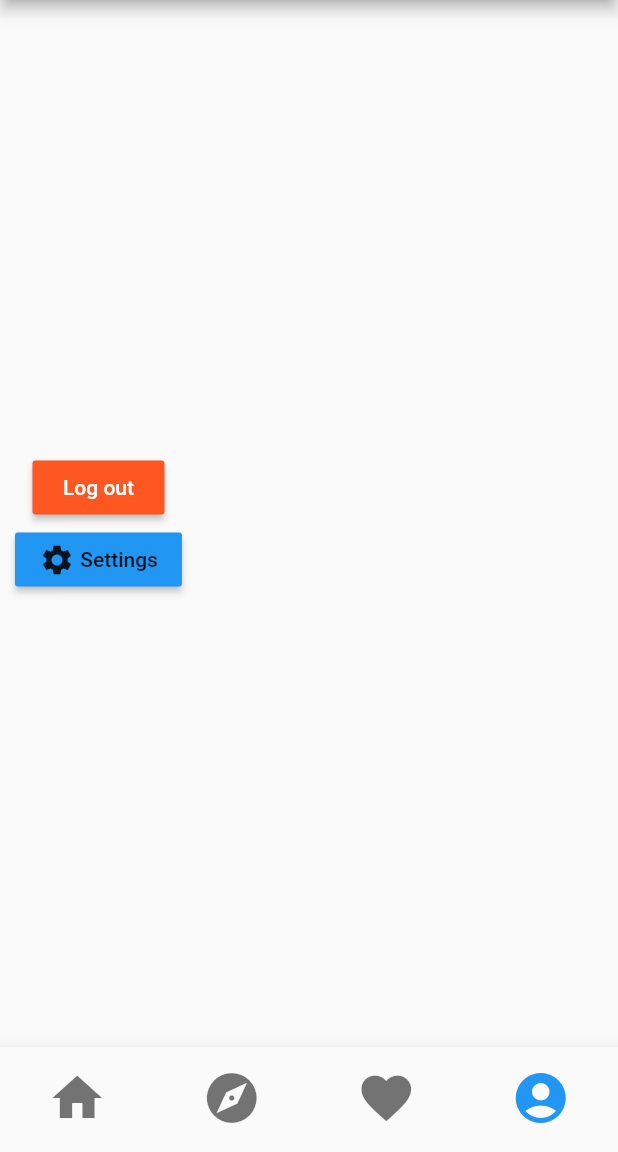
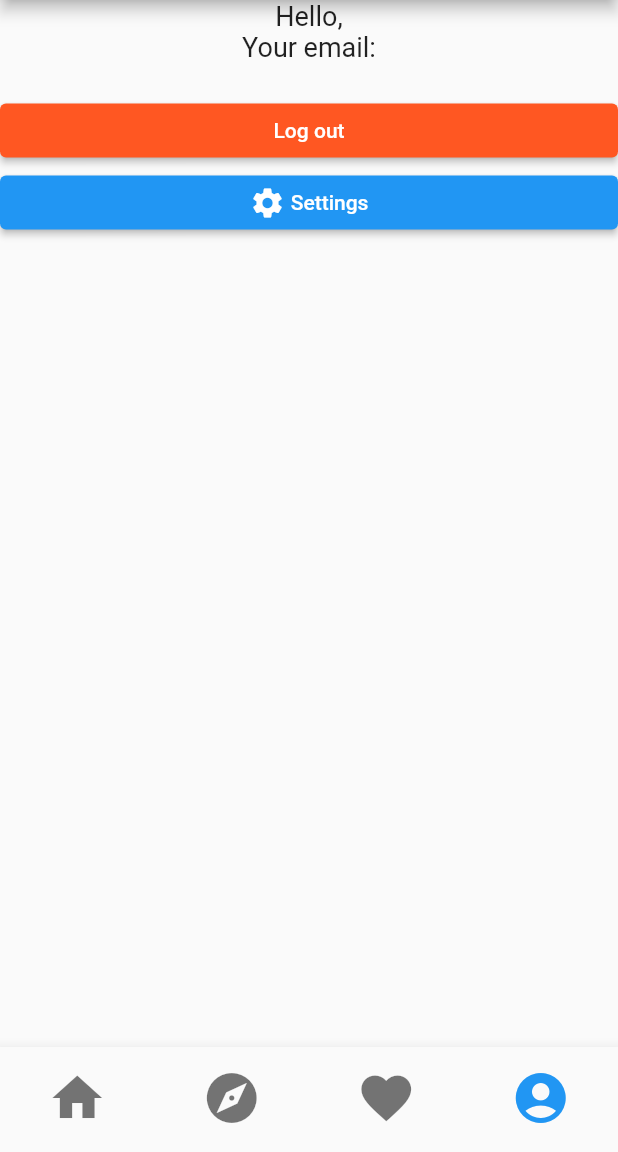
Before and after one commit to DrommeLag/LangApp, a Flutter app: the MainScreen screen opened directly, item 4 of the bottom bar chosen, on a phone screen of 412 x 824 dp, the part 84-1236 px from its top. Run offline on Flutter 3.47's test engine with Material 2 defaults, Android fonts, the phone set to English and light mode, and no system bars; our stand-ins replace cloud_firestore, firebase_auth, firebase_core, flutter_local_notifications, flutter_secure_storage, flutter_settings_screens and 3 more; missing offline and left inert: mailer; accounts and stored records are empty.

Commit message:
Simple user screen implemented

```diff
--- a/lib/screen/user/user_page.dart
+++ b/lib/screen/user/user_page.dart
@@ -1,9 +1,11 @@
+import 'package:cloud_firestore/cloud_firestore.dart';
+import 'package:firebase_auth/firebase_auth.dart';
 import 'package:flutter/material.dart';
 import 'package:lang_app/screen/user/settings/settings_page.dart';
 
 import 'auth/auth_page.dart';
 
-class UserPage extends StatefulWidget{
+class UserPage extends StatefulWidget {
   const UserPage({Key? key}) : super(key: key);
 
   @override
@@ -12,33 +14,74 @@ class UserPage extends StatefulWidget{
 
 class _UserPage extends State<UserPage> {
   onPressed() {
-    Navigator.pushReplacement(context, MaterialPageRoute(builder: (context) {
+    Navigator.push(context, MaterialPageRoute(builder: (context) {
       return const AuthPage();
     }));
   }
 
   @override
   Widget build(BuildContext context) {
-    // TODO: implement build
-    return  Padding(padding: const EdgeInsets.symmetric(horizontal: 10.0),
-      child: Column(mainAxisAlignment: MainAxisAlignment.center, children: [
-        MaterialButton(
-          onPressed: () => onPressed(),
-          color: Colors.deepOrange,
+    return StreamBuilder(
+        stream: FirebaseAuth.instance.authStateChanges(),
+        builder: (context, snapshot) {
+          if (snapshot.connectionState != ConnectionState.active) {
+            return const Center(child: CircularProgressIndicator());
+          }
+          User? user = FirebaseAuth.instance.currentUser;
+          final uid = user?.uid;
+
+          final CollectionReference usersColection =
+          FirebaseFirestore.instance.collection('users');
+
+          return FutureBuilder<DocumentSnapshot>(
+            future: usersColection.doc(uid).get(),
+            builder: (BuildContext context,
+                AsyncSnapshot<DocumentSnapshot> snapshot) {
+              if (snapshot.hasError) {
+                return const Text("Something went wrong");
+              }
+
+              if (snapshot.hasData && !snapshot.data!.exists) {
+                return const Text("Document does not exist");
+              }
+
+              if (snapshot.connectionState == ConnectionState.done) {
+                Map<String, dynamic> data =
+                snapshot.data!.data() as Map<String, dynamic>;
+                return Column(
+                    mainAxisAlignment: MainAxisAlignment.start,
+                    crossAxisAlignment: CrossAxisAlignment.stretch,
+                    children: [
+                      Text(
+                        "Hello, ${data['displayName']}\n"
+                            "Your email: ${data['email']}\n",
+                        textAlign: TextAlign.center,
+                        style: const TextStyle(fontSize: 18),
+                      ),
+                      ElevatedButton(
+                        onPressed: () {
+                          Navigator.push(context,
+                              MaterialPageRoute(builder: (context) {
+                                return const AuthPage();
+                              }));
+                        },
+                        style: ButtonStyle(
+                          backgroundColor: MaterialStateProperty.all<Color>(
+                              Colors.deepOrange),
+                        ),
                         // color: Theme.of(context).primaryColor,
                         child: Text(
                           "Log out",
                           style: Theme.of(context).primaryTextTheme.button,
                         ),
                       ),
-        MaterialButton(
+                      ElevatedButton(
                         onPressed: () {
-            Navigator.push(context, MaterialPageRoute(builder: (context) {
+                          Navigator.push(context,
+                              MaterialPageRoute(builder: (context) {
                                 return const SettingsPage();
                               }));
                         },
-
-          color: Theme.of(context).primaryColor,
                         child: Row(
                           mainAxisSize: MainAxisSize.min,
                           children: const [
@@ -47,7 +90,11 @@ class _UserPage extends State<UserPage> {
                           ],
                         ),
                       )
-      ]),
+                    ]);
+              }
+              return const Text("Loading");
+            },
           );
+        });
   }
 }
```
Lines whose indentation alone changed are shown as unchanged.
